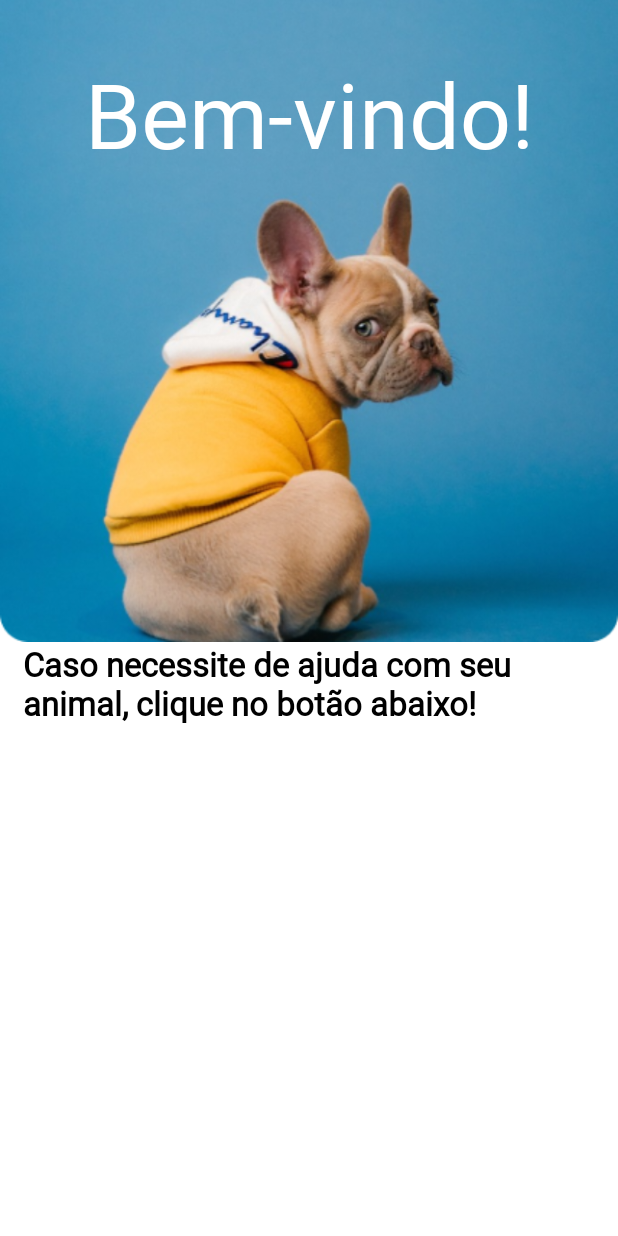
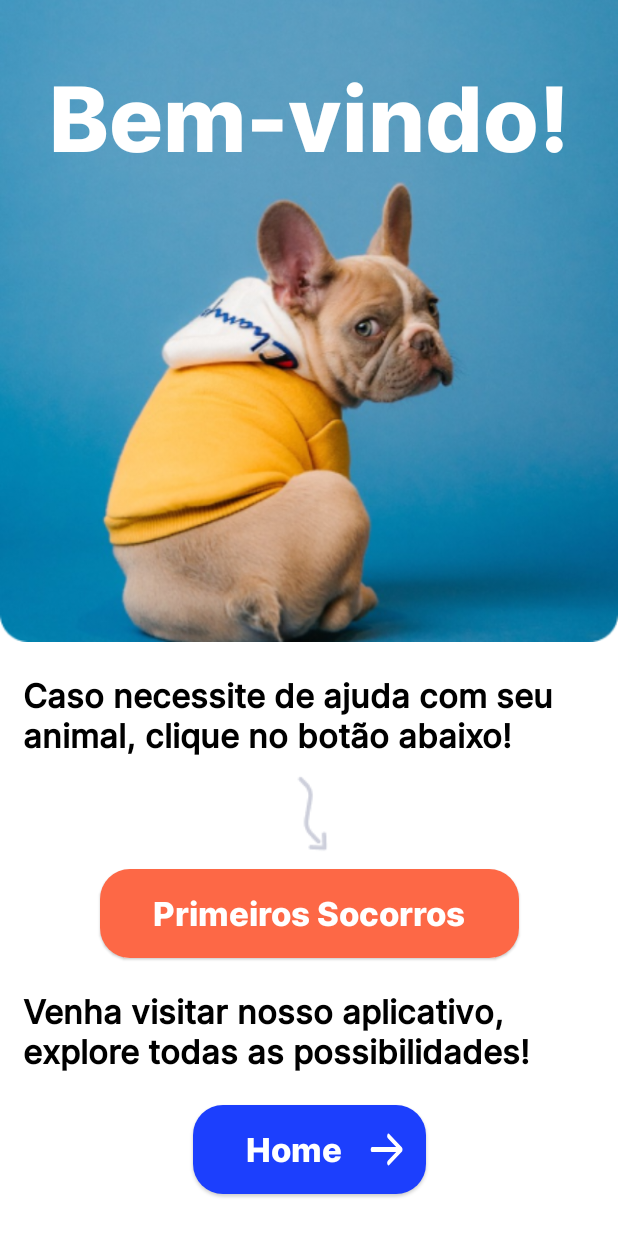
Before and after one commit to FelipeDourado0/PetSaver, an Android app: the screen it shows after launch (MainActivity), on a phone screen of 412 x 824 dp. Run offline under Robolectric (Android 15) with nearby library versions, the phone set to English and light mode, and no system bars; our stand-ins replace navigation-ui.

Commit message:
Pagina Bem-vindo terminada

```diff
--- a/app/src/main/java/com/example/petsaver/BemVindoFragment.kt
+++ b/app/src/main/java/com/example/petsaver/BemVindoFragment.kt
@@ -5,6 +5,7 @@ import androidx.fragment.app.Fragment
 import android.view.LayoutInflater
 import android.view.View
 import android.view.ViewGroup
+import androidx.navigation.findNavController
 import com.example.petsaver.databinding.FragmentBemVindoBinding
 
 class BemVindoFragment : Fragment() {
@@ -20,4 +21,12 @@ class BemVindoFragment : Fragment() {
 
         return binding.root
     }
+
+    override fun onViewCreated(view: View, savedInstanceState: Bundle?) {
+        super.onViewCreated(view, savedInstanceState)
+        binding.buttonBemVindoHome.setOnClickListener {
+            binding.buttonBemVindoHome.findNavController().navigate(R.id.action_bemVindoFragment_to_home2)
+        }
+
+    }
 }
--- /dev/null
+++ b/app/src/main/res/drawable/baseline_arrow_right_alt_24.xml
@@ -0,0 +1,5 @@
+<vector android:autoMirrored="true" android:height="24dp"
+    android:tint="#000000" android:viewportHeight="24"
+    android:viewportWidth="24" android:width="24dp" xmlns:android="http://schemas.android.com/apk/res/android">
+    <path android:fillColor="@android:color/white" android:pathData="M16.01,11H4v2h12.01v3L20,12l-3.99,-4z"/>
+</vector>
--- /dev/null
+++ b/app/src/main/res/drawable/button_default.xml
@@ -0,0 +1,9 @@
+<?xml version="1.0" encoding="utf-8"?>
+<selector xmlns:android="http://schemas.android.com/apk/res/android">
+<item>
+    <shape android:shape="rectangle">
+        <solid android:color="@color/white"/>
+        <corners android:radius="20dp"/>
+    </shape>
+</item>
+</selector>
--- /dev/null
+++ b/app/src/main/res/drawable/seta.xml
@@ -0,0 +1,20 @@
+<vector xmlns:android="http://schemas.android.com/apk/res/android"
+    android:width="50dp"
+    android:height="38dp"
+    android:viewportWidth="37"
+    android:viewportHeight="18">
+  <path
+      android:pathData="M20.667,1.669L35,9L20.667,16.333"
+      android:strokeLineJoin="round"
+      android:strokeWidth="2.75"
+      android:fillColor="#00000000"
+      android:strokeColor="#FEF1E9"
+      android:strokeLineCap="round"/>
+  <path
+      android:pathData="M2.167,9L32.167,9"
+      android:strokeLineJoin="round"
+      android:strokeWidth="2.75"
+      android:fillColor="#00000000"
+      android:strokeColor="#FEF1E9"
+      android:strokeLineCap="round"/>
+</vector>
--- a/app/src/main/res/font/fonts.xml
+++ b/app/src/main/res/font/fonts.xml
@@ -1,4 +1,9 @@
 <?xml version="1.0" encoding="utf-8"?>
 <font-family xmlns:android="http://schemas.android.com/apk/res/android">
-
+    <font
+        android:fontStyle="normal"
+        android:font="@font/inter_extra_bold" />
+    <font
+        android:fontStyle="normal"
+        android:font="@font/inter_medium" />
 </font-family>
--- a/app/src/main/res/layout/fragment_bem_vindo.xml
+++ b/app/src/main/res/layout/fragment_bem_vindo.xml
@@ -19,7 +19,7 @@
         app:layout_constraintTop_toTopOf="parent" />
 
     <TextView
-        android:id="@+id/textView"
+        android:id="@+id/texto_bem_vindo_bemVindo"
         android:layout_width="wrap_content"
         android:layout_height="wrap_content"
         android:layout_marginTop="35dp"
@@ -35,8 +35,8 @@
         android:id="@+id/texto_bem_vindo_caso_necessite"
         android:layout_width="wrap_content"
         android:layout_height="wrap_content"
+        android:layout_marginTop="20dp"
         android:fontFamily="@font/inter_medium"
-        android:lineSpacingExtra="0sp"
         android:paddingLeft="15dp"
         android:paddingRight="15dp"
         android:text="@string/texto_Bem_vindo_caso_necessite_de_ajuda"
@@ -48,4 +48,80 @@
         app:layout_constraintHorizontal_bias="0.0"
         app:layout_constraintStart_toStartOf="parent"
         app:layout_constraintTop_toBottomOf="@+id/background_bem_vindo_cachorro" />
+
+    <ImageView
+        android:id="@+id/image_bem_vindo_seta"
+        android:layout_width="wrap_content"
+        android:layout_height="wrap_content"
+        android:src="@drawable/seta_bemvindo"
+        app:layout_constraintEnd_toEndOf="parent"
+        app:layout_constraintStart_toStartOf="parent"
+        app:layout_constraintTop_toBottomOf="@+id/texto_bem_vindo_caso_necessite" />
+
+    <com.google.android.material.button.MaterialButton
+        android:id="@+id/button_primeiro_socorros"
+        style="@style/Widget.Material3.Button.ElevatedButton.Icon"
+        android:layout_width="wrap_content"
+        android:layout_height="wrap_content"
+        android:background="@drawable/button_default"
+        android:clickable="true"
+        android:fontFamily="@font/inter_extra_bold"
+        android:padding="10sp"
+        android:paddingStart="35dp"
+        android:paddingEnd="35sp"
+        android:text="@string/button_bemVindo_primeiros_socorros"
+        android:textColor="@color/white"
+        android:textSize="22dp"
+        app:backgroundTint="@color/orange"
+        app:layout_constraintEnd_toEndOf="parent"
+        app:layout_constraintStart_toStartOf="parent"
+        app:layout_constraintTop_toBottomOf="@+id/image_bem_vindo_seta" />
+
+    <TextView
+        android:id="@+id/texto_bem_vindo_venha_visitar"
+        android:layout_width="wrap_content"
+        android:layout_height="wrap_content"
+        android:layout_marginTop="20dp"
+        android:fontFamily="@font/inter_medium"
+        android:paddingLeft="15dp"
+        android:paddingRight="15dp"
+        android:text="@string/texto_bemVindo_venha_visitar_nosso_aplicativo"
+        android:textAlignment="textStart"
+        android:textColor="@color/black"
+        android:textSize="22dp"
+        android:textStyle="bold"
+        app:layout_constraintEnd_toEndOf="@+id/background_bem_vindo_cachorro"
+        app:layout_constraintHorizontal_bias="0.0"
+        app:layout_constraintStart_toStartOf="parent"
+        app:layout_constraintTop_toBottomOf="@+id/button_primeiro_socorros" />
+
+    <com.google.android.material.button.MaterialButton
+        android:id="@+id/button_bemVindo_home"
+        style="@style/Widget.Material3.Button.ElevatedButton.Icon"
+        android:layout_width="155dp"
+        android:layout_height="wrap_content"
+        android:layout_marginTop="20dp"
+        android:background="@drawable/button_default"
+        android:clickable="true"
+        android:fontFamily="@font/inter_extra_bold"
+        android:padding="10sp"
+        android:paddingStart="35dp"
+        android:paddingEnd="15sp"
+        android:text="@string/home"
+        android:textAlignment="textStart"
+        android:textColor="@color/white"
+        android:textSize="22dp"
+        app:backgroundTint="@color/dark_blue"
+        app:elevation="10dp"
+        app:icon="@drawable/seta"
+        app:iconGravity="end"
+        app:iconPadding="10dp"
+        app:iconSize="22dp"
+        app:iconTint="@color/white"
+        app:iconTintMode="src_in"
+        app:layout_constraintEnd_toEndOf="parent"
+        app:layout_constraintStart_toStartOf="parent"
+        app:layout_constraintTop_toBottomOf="@+id/texto_bem_vindo_venha_visitar" />
+
+
 </androidx.constraintlayout.widget.ConstraintLayout>
--- a/app/src/main/res/layout/fragment_home.xml
+++ b/app/src/main/res/layout/fragment_home.xml
@@ -9,6 +9,7 @@
     <TextView
         android:layout_width="match_parent"
         android:layout_height="match_parent"
-        android:text="@string/hello_blank_fragment" />
+        android:text="HOME"
+        android:textSize="80dp"/>
 
 </FrameLayout>
--- a/app/src/main/res/navigation/nav_graph.xml
+++ b/app/src/main/res/navigation/nav_graph.xml
@@ -17,6 +17,8 @@
         tools:layout="@layout/fragment_bem_vindo" >
         <action
             android:id="@+id/action_bemVindoFragment_to_home2"
-            app:destination="@id/home2" />
+            app:destination="@id/home2"
+            app:enterAnim="@android:anim/slide_in_left"
+            app:exitAnim="@android:anim/slide_out_right" />
     </fragment>
 </navigation>
--- a/app/src/main/res/values/colors.xml
+++ b/app/src/main/res/values/colors.xml
@@ -1,7 +1,7 @@
 <?xml version="1.0" encoding="utf-8"?>
 <resources>
-    <color name="purple_200">#FFBB86FC</color>
-    <color name="purple_500">#FF6200EE</color>
+    <color name="orange">#FD6846</color>
+    <color name="dark_blue">#1C3FFD</color>
     <color name="purple_700">#FF3700B3</color>
     <color name="teal_200">#FF03DAC5</color>
     <color name="teal_700">#FF018786</color>
--- a/app/src/main/res/values/strings.xml
+++ b/app/src/main/res/values/strings.xml
@@ -4,4 +4,7 @@
     <string name="hello_blank_fragment">Hello blank fragment</string>
     <string name="bem_vindo">Bem-vindo!</string>
     <string name="texto_Bem_vindo_caso_necessite_de_ajuda">Caso necessite de ajuda com seu animal, clique no botão abaixo!</string>
+    <string name="texto_bemVindo_venha_visitar_nosso_aplicativo">Venha visitar nosso aplicativo, explore todas as possibilidades!</string>
+    <string name="button_bemVindo_primeiros_socorros">Primeiros Socorros</string>
+    <string name="home">Home</string>
 </resources>
```
Also changed, not shown: app/src/main/res/drawable/button_home.png (added), app/src/main/res/drawable/seta_bemvindo.png (added), app/src/main/res/font/inter_extra_bold.ttf (added), app/src/main/res/font/inter_medium.ttf (added).
